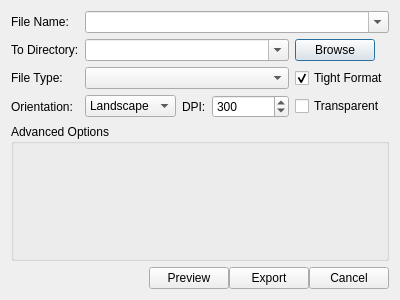
Old version of the form mtpy/gui/SmartMT/ui_asset/dialog_export.ui in the repository MTgeophysics/mtpy.
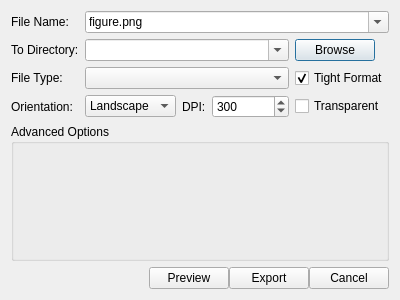
New version of the form.

Commit message: handles file type changes

```diff
--- a/mtpy/gui/SmartMT/ui_asset/dialog_export.ui
+++ b/mtpy/gui/SmartMT/ui_asset/dialog_export.ui
@@ -99,6 +99,11 @@
      <property name="editable">
       <bool>true</bool>
      </property>
+        <item>
+            <property name="text">
+                <string>figure.png</string>
+            </property>
+        </item>
     </widget>
    </item>
    <item row="6" column="0" colspan="5">
```
The commit also changes 2 other files.
